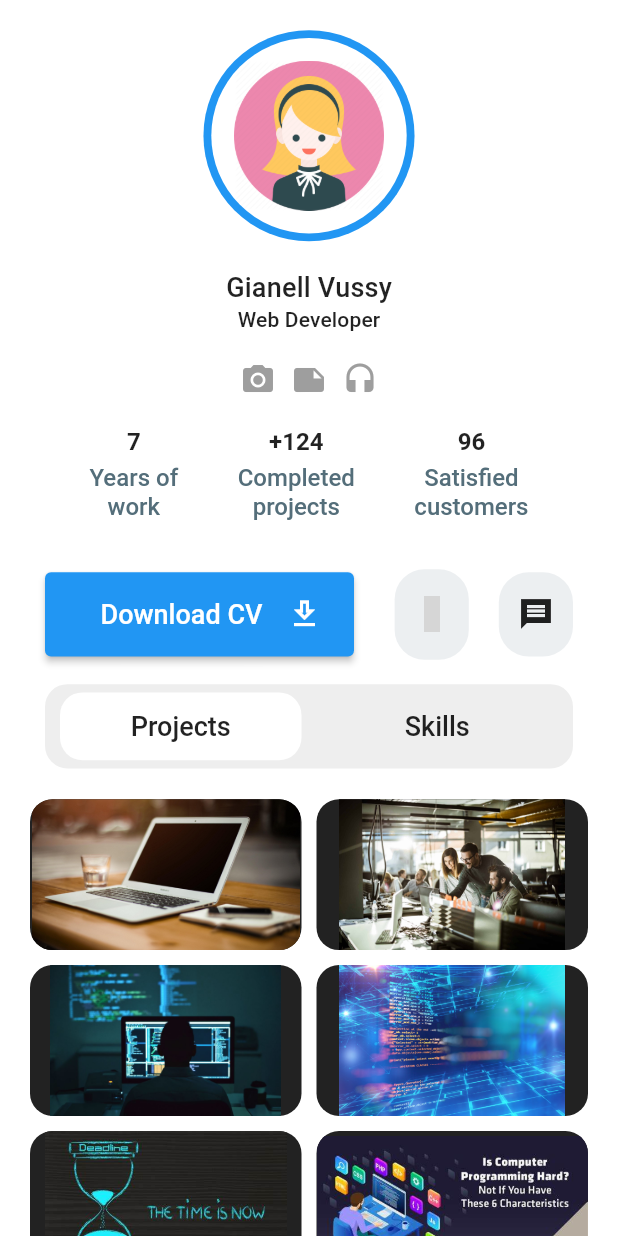
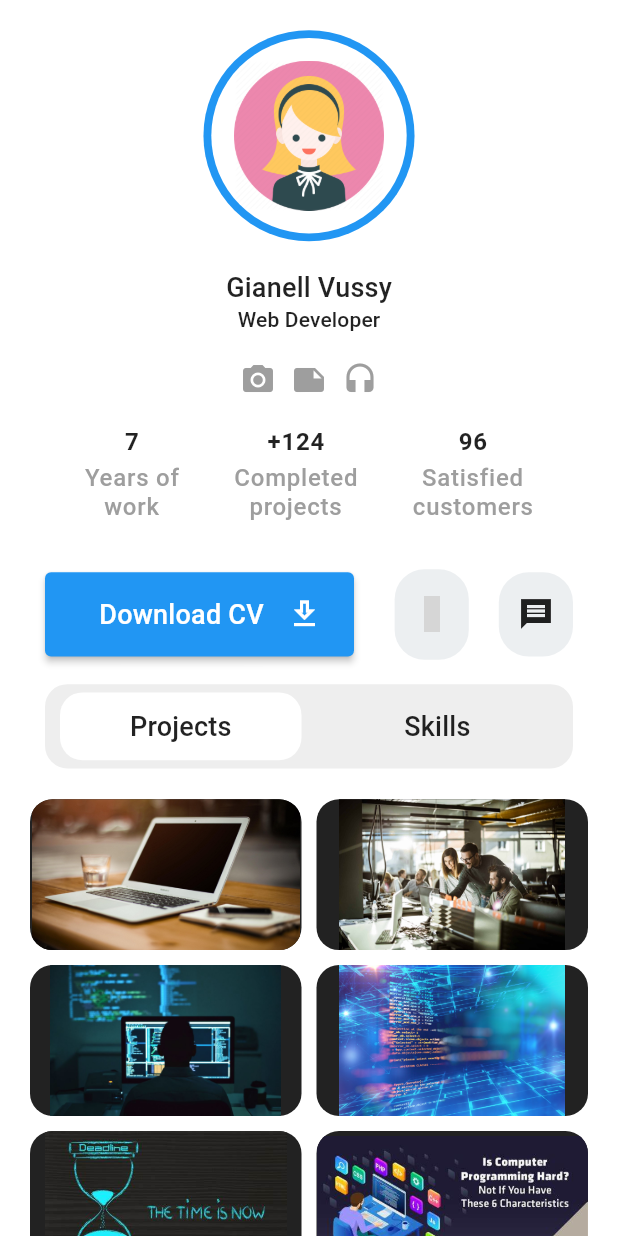
Before and after one commit to pinkyrima/profile-app, a Flutter app: the screen it shows after launch, on a phone screen of 412 x 824 dp. Run offline on Flutter 3.47's test engine with Material 2 defaults, Android fonts, the phone set to English and light mode, and no system bars; statements that could not run were skipped; grey boxes are pictures that could not be loaded.

Commit message:
TextStyle updated

```diff
--- a/lib/views/home/components/download_button.dart
+++ b/lib/views/home/components/download_button.dart
@@ -1,4 +1,5 @@
 import 'package:flutter/material.dart';
+import 'package:portfolio/views/styles/k_text_style.dart';
 
 class DownloadButton extends StatelessWidget {
   const DownloadButton({
@@ -21,11 +22,11 @@ class DownloadButton extends StatelessWidget {
               padding: const EdgeInsets.symmetric(horizontal: 5),
               child: Row(
                 mainAxisAlignment: MainAxisAlignment.spaceBetween,
-                children: const [
+                children:  [
                   Spacer(),
                   Text(
                     'Download CV',
-                    style: TextStyle(fontSize: 18),
+                    style: KTextStyle.headline6,
                   ),
                   Spacer(),
                   Icon(Icons.download_outlined)
--- a/lib/views/home/components/selection_item.dart
+++ b/lib/views/home/components/selection_item.dart
@@ -1,4 +1,5 @@
 import 'package:flutter/material.dart';
+import 'package:portfolio/views/styles/k_text_style.dart';
 
 class SelectionItem extends StatelessWidget {
   const SelectionItem({
@@ -22,8 +23,7 @@ class SelectionItem extends StatelessWidget {
             borderRadius: BorderRadius.circular(15)),
         child:  Text(
           text,
-          style: const TextStyle(
-              fontSize: 18, fontWeight: FontWeight.w500),
+          style: KTextStyle.headline6
         ));
   }
 }
--- a/lib/views/home/components/work_status_info.dart
+++ b/lib/views/home/components/work_status_info.dart
@@ -1,10 +1,15 @@
 import 'package:flutter/material.dart';
+import 'package:portfolio/views/styles/k_colors.dart';
+import 'package:portfolio/views/styles/k_text_style.dart';
 
 class WorkStatusInfo extends StatelessWidget {
   final String title;
   final String subTitle;
+
   const WorkStatusInfo({
-    Key? key,required this.title,required this.subTitle,
+    Key? key,
+    required this.title,
+    required this.subTitle,
   }) : super(key: key);
 
   @override
@@ -13,26 +18,15 @@ class WorkStatusInfo extends StatelessWidget {
       children: [
         Text(
           title,
-          style: const TextStyle(
-              fontSize: 16, fontWeight: FontWeight.bold),
+          style: KTextStyle.bodyText1,
         ),
         const SizedBox(
           height: 5,
         ),
-        Text(
-          subTitle,textAlign: TextAlign.center,
-          style: TextStyle(
-              fontSize: 16,
-              color: Colors.blueGrey.shade600,
-              fontWeight: FontWeight.w500),
-        ),
-        // Text(
-        //   'work',
-        //   style: TextStyle(
-        //       fontSize: 16,
-        //       color: Colors.blueGrey.shade600,
-        //       fontWeight: FontWeight.w500),
-        // ),
+        Text(subTitle,
+            textAlign: TextAlign.center,
+            style: KTextStyle.bodyText1
+                .copyWith(fontWeight: FontWeight.w500, color: KColor.grey)),
       ],
     );
   }
--- a/lib/views/styles/k_text_style.dart
+++ b/lib/views/styles/k_text_style.dart
@@ -44,7 +44,7 @@ class KTextStyle {
 
   static TextStyle bodyText1 = TextStyle(
     fontSize: 16,
-    fontWeight: FontWeight.w400,
+    fontWeight: FontWeight.bold,
     letterSpacing: 0.5,
   );
 
```
Also changed, not shown: lib/views/home/home_page.dart (+17 -11 lines).
